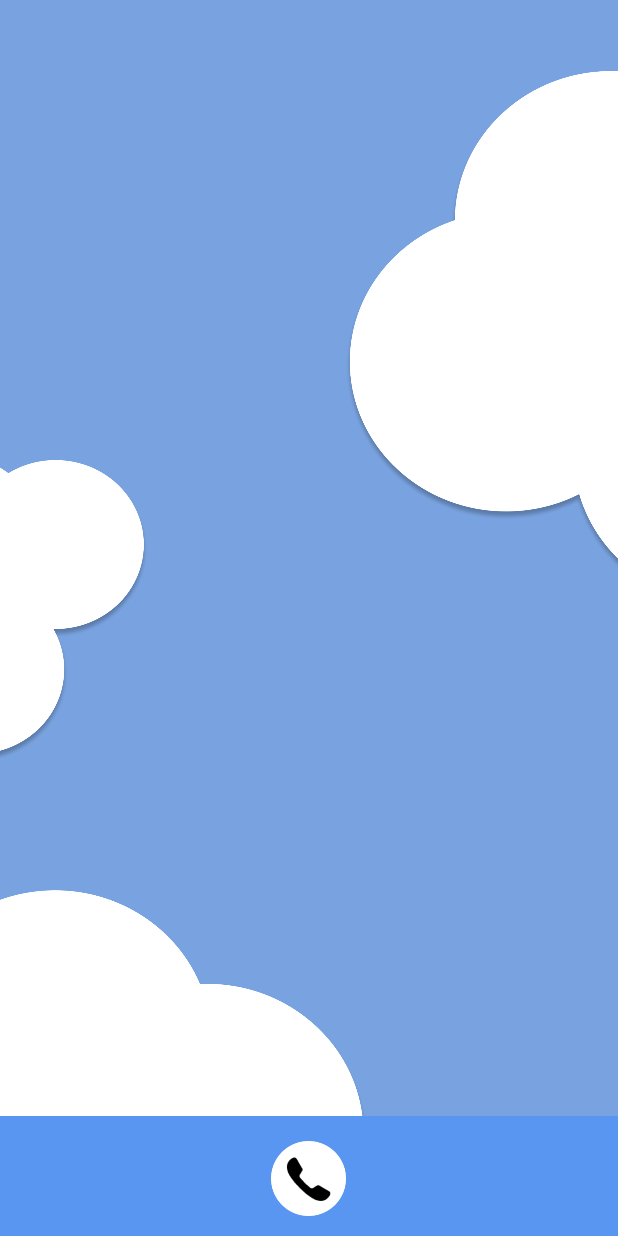
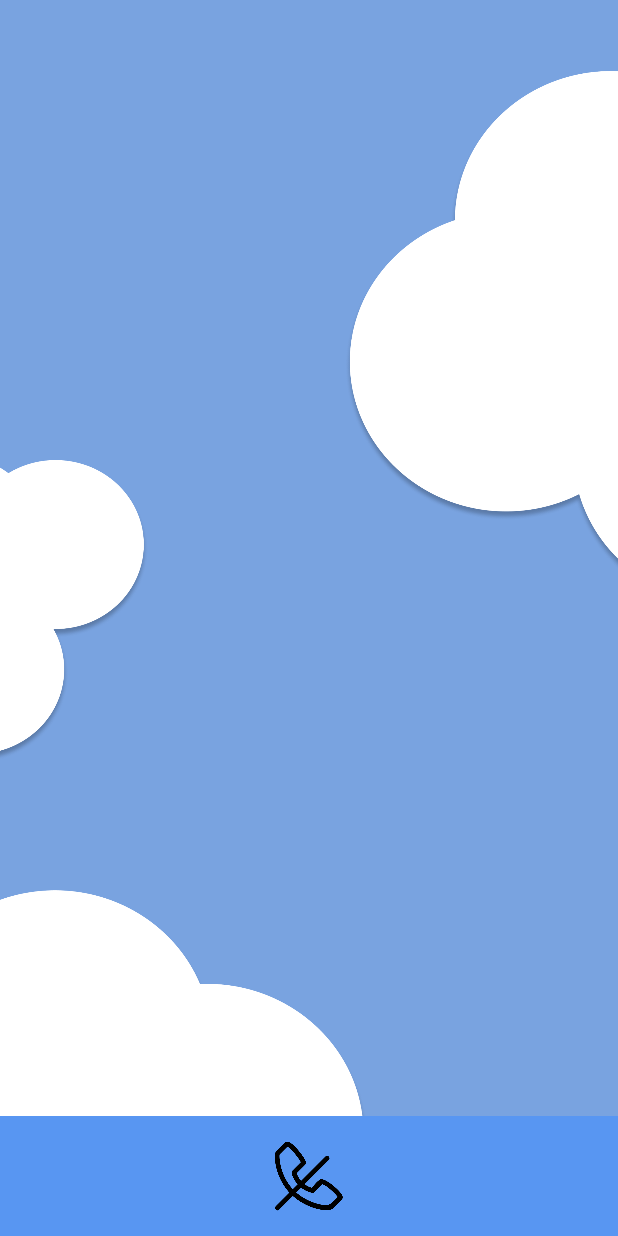
Before and after one commit to TidonAM/Harmony, an Android app: the fragment CallFragment placed in its activity, on a phone screen of 412 x 824 dp. Run offline under Robolectric (Android 15) with nearby library versions, the phone set to English and light mode, and no system bars; our stand-ins replace Firebase (no records; nobody signed in at launch, a user with empty details on screens opened directly); 1 statement that could not run was skipped.

Commit message:
Call Fragment UI

```diff
--- a/app/src/main/java/com/bsit212/harmony/CallFragment.java
+++ b/app/src/main/java/com/bsit212/harmony/CallFragment.java
@@ -1,12 +1,17 @@
 package com.bsit212.harmony;
 
+import android.app.Activity;
 import android.os.Bundle;
 
 import androidx.fragment.app.Fragment;
 
 import android.view.LayoutInflater;
+import android.*;
 import android.view.View;
 import android.view.ViewGroup;
+import android.widget.Button;
+import android.widget.ImageView;
+import android.widget.RelativeLayout;
 
 public class CallFragment extends Fragment {
 
@@ -30,6 +35,34 @@ public class CallFragment extends Fragment {
         return fragment;
     }
 
+
+    @Override
+    public View onCreateView(LayoutInflater inflater, ViewGroup container,
+                             Bundle savedInstanceState) {
+        View view = inflater.inflate(R.layout.fragment_call,container,false);
+        MainActivity mainActivity = (MainActivity) getActivity();
+        view.findViewById(R.id.endbtn).setOnClickListener(view2 -> {
+            if (mainActivity != null) {
+                mainActivity.launchFragment(MainActivity.launchFragment.message);
+            }
+        });
+
+        return view;
+    }
+
+
+
+
+
+
+
+
+
+
+
+
+
+
     @Override
     public void onCreate(Bundle savedInstanceState) {
         super.onCreate(savedInstanceState);
@@ -38,11 +71,4 @@ public class CallFragment extends Fragment {
             mParam2 = getArguments().getString(ARG_PARAM2);
         }
     }
-
-    @Override
-    public View onCreateView(LayoutInflater inflater, ViewGroup container,
-                             Bundle savedInstanceState) {
-        // Inflate the layout for this fragment
-        return inflater.inflate(R.layout.fragment_call, container, false);
-    }
 }
--- a/app/src/main/res/layout/fragment_call.xml
+++ b/app/src/main/res/layout/fragment_call.xml
@@ -16,14 +16,13 @@
         android:weightSum="100">
 
         <ImageView
-            android:id="@+id/img_call"
+            android:id="@+id/endbtn"
             android:layout_width="50dp"
             android:layout_height="80dp"
-            android:layout_marginStart="10dp"
             android:layout_centerInParent="true"
             android:layout_weight="10"
             android:clickable="true"
-            android:src="@drawable/icon_call" />
+            android:src="@drawable/icon_call_end" />
 
     </RelativeLayout>
 
```
